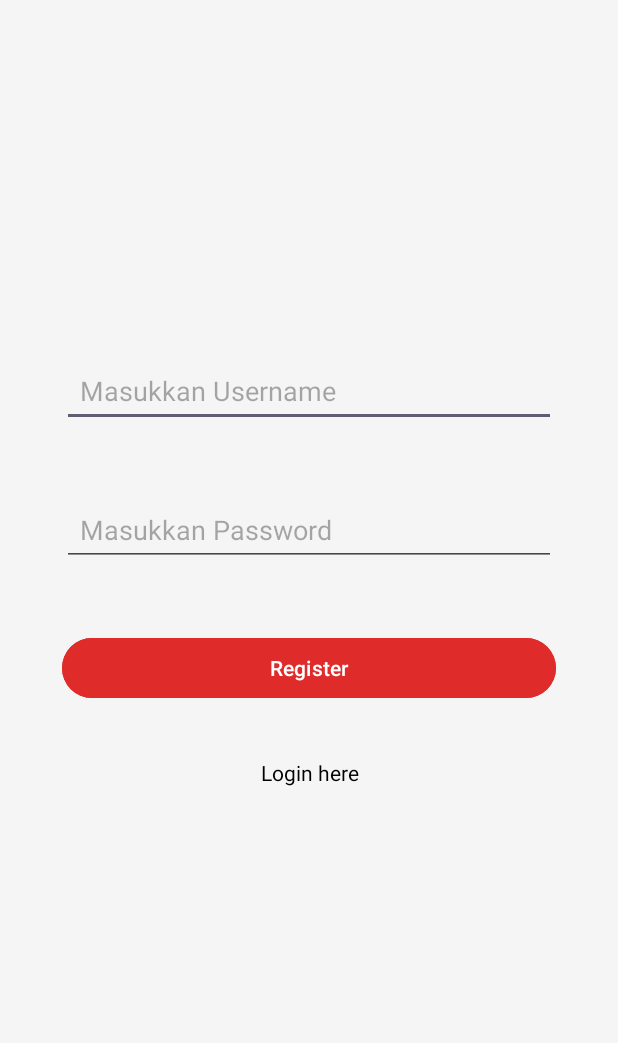
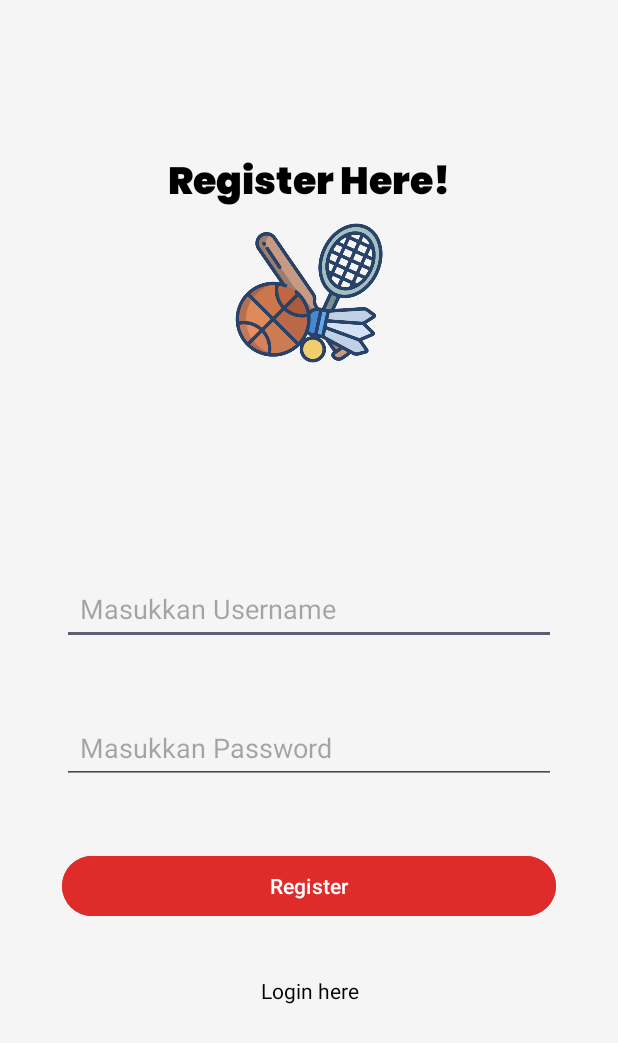
Before and after one commit to Reginasheren19/Reservasi_Lapangan, an Android app: the RegisterActivity screen opened directly, with no data from a screen before it, on a phone screen of 412 x 824 dp. Shown: the top 1043 px of the screen. Run offline under Robolectric (Android 15) with nearby library versions, the phone set to English and light mode, and no system bars.

Commit message:
register logo

```diff
--- a/app/src/main/res/layout/activity_payment.xml
+++ b/app/src/main/res/layout/activity_payment.xml
@@ -20,7 +20,6 @@
             android:layout_height="wrap_content"
             android:layout_centerVertical="true"
             android:layout_marginStart="8dp"
-
             android:contentDescription="Back Button" />
 
         <TextView
--- a/app/src/main/res/layout/activity_register.xml
+++ b/app/src/main/res/layout/activity_register.xml
@@ -8,17 +8,35 @@
     android:background="#F5F5F5"
     tools:context=".RegisterActivity">
 
+
     <!-- App Logo -->
+    <TextView
+        android:id="@+id/tvRegisterHere"
+        android:layout_width="wrap_content"
+        android:layout_height="wrap_content"
+        android:layout_marginTop="100dp"
+        android:fontFamily="@font/poppins_black"
+        android:text="Register Here!"
+        android:textColor="#000000"
+        android:textSize="25dp"
+        android:textStyle="bold"
+        app:layout_constraintBottom_toTopOf="@+id/imgLogo"
+        app:layout_constraintEnd_toEndOf="parent"
+        app:layout_constraintStart_toStartOf="parent"
+        app:layout_constraintTop_toTopOf="parent"
+        app:layout_constraintVertical_bias="0.1" />
+
     <ImageView
         android:id="@+id/imgLogo"
         android:layout_width="100dp"
         android:layout_height="100dp"
-        android:layout_marginBottom="16dp"
+        android:layout_marginBottom="32dp"
         android:contentDescription="App Logo"
+        android:src="@drawable/sports"
         app:layout_constraintBottom_toTopOf="@+id/regUsername"
         app:layout_constraintEnd_toEndOf="parent"
         app:layout_constraintStart_toStartOf="parent"
-        app:layout_constraintTop_toTopOf="parent" />
+        app:layout_constraintTop_toBottomOf="@+id/tvRegisterHere" />
 
     <EditText
         android:id="@+id/regUsername"
```
Also changed, not shown: app/src/main/res/layout/activity_login.xml (+6 -7 lines).
